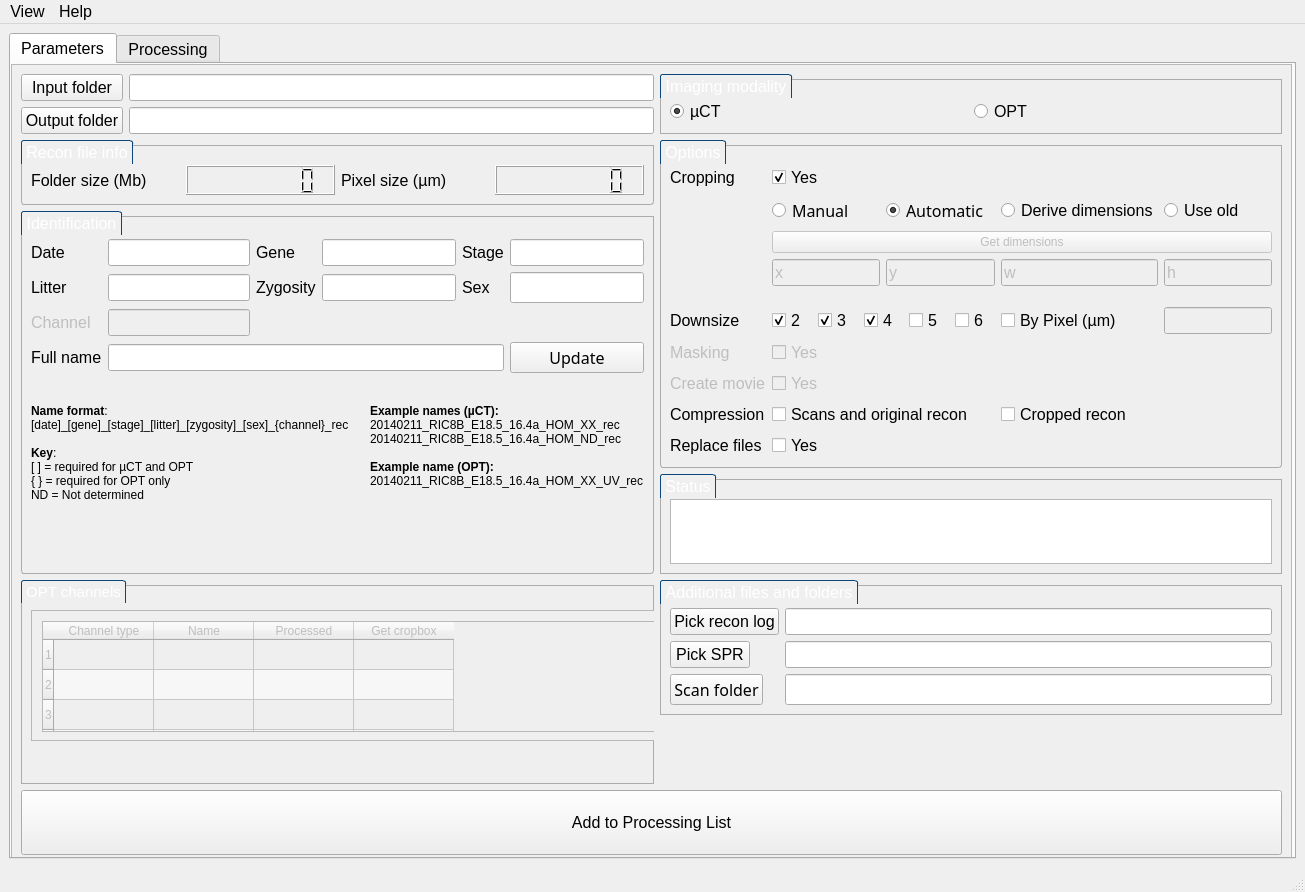
Before: the Qt Designer form mainwindow - Copy.ui in mpi2/HARP, drawn with Qt 5.
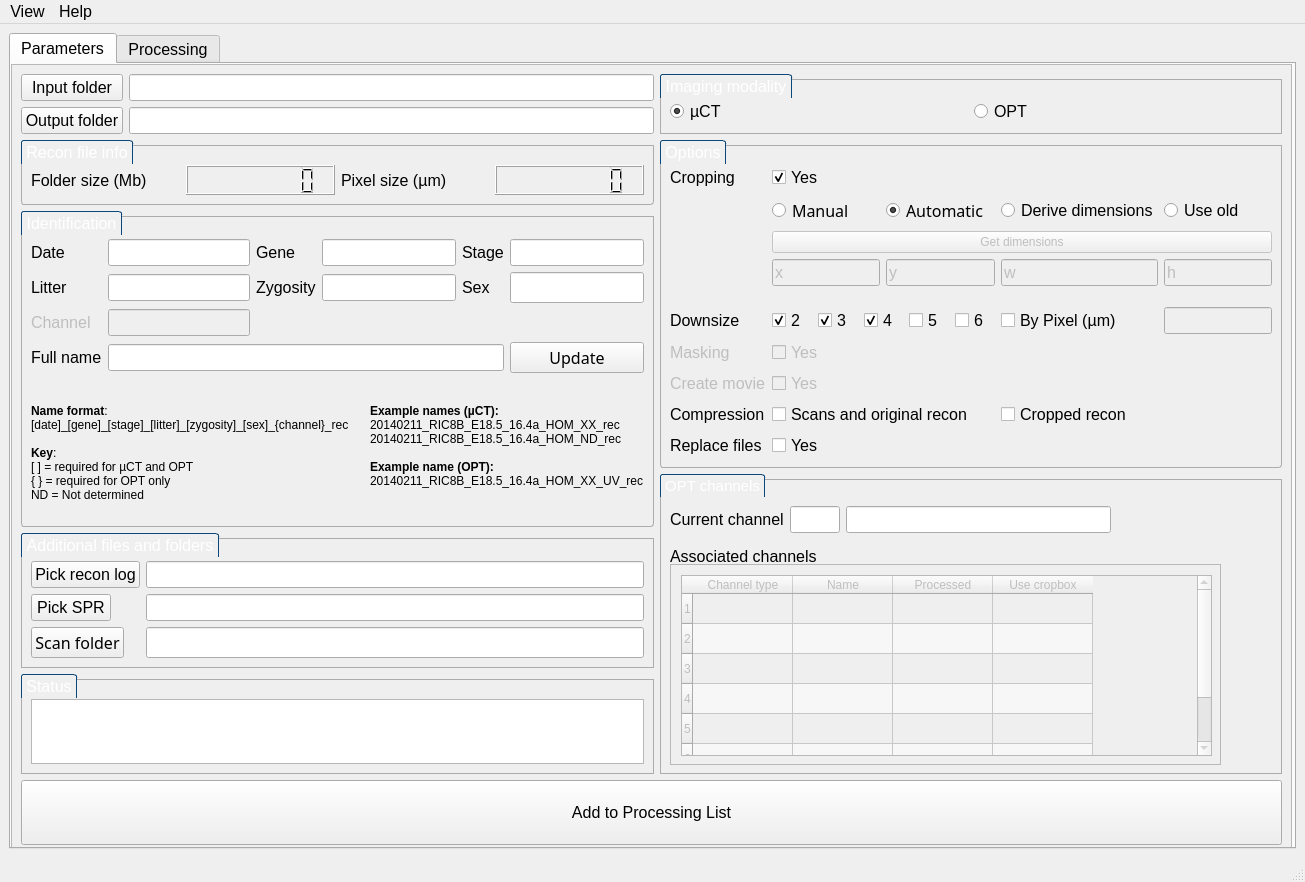
After: the same form once the commit is applied.

```diff
--- a/mainwindow - Copy.ui
+++ b/mainwindow - Copy.ui
@@ -7,7 +7,7 @@
     <x>0</x>
     <y>0</y>
     <width>1305</width>
-    <height>892</height>
+    <height>882</height>
    </rect>
   </property>
   <property name="sizePolicy">
@@ -41,7 +41,7 @@
           <x>0</x>
           <y>0</y>
           <width>1281</width>
-          <height>801</height>
+          <height>791</height>
          </rect>
         </property>
         <property name="widgetResizable">
@@ -53,7 +53,7 @@
            <x>0</x>
            <y>0</y>
            <width>1279</width>
-           <height>799</height>
+           <height>789</height>
           </rect>
          </property>
          <layout class="QGridLayout" name="gridLayout_2">
@@ -106,7 +106,7 @@
             </item>
            </layout>
           </item>
-          <item row="8" column="0" colspan="2">
+          <item row="9" column="0" colspan="2">
            <widget class="QPushButton" name="pushButtonGo">
             <property name="minimumSize">
              <size>
@@ -127,275 +127,6 @@
             </property>
            </widget>
           </item>
-          <item row="4" column="1" rowspan="2">
-           <widget class="QGroupBox" name="groupBoxuCTOnly">
-            <property name="maximumSize">
-             <size>
-              <width>16777215</width>
-              <height>600</height>
-             </size>
-            </property>
-            <property name="font">
-             <font>
-              <pointsize>12</pointsize>
-             </font>
-            </property>
-            <property name="styleSheet">
-             <string notr="true">QGroupBox
-{
-    background-color:transparent;
-    border: 1px solid #acacac;
-    margin-top: 5px;
-}
-
-QGroupBox::title
-{
-    subcontrol-origin: margin;
-    border-top-left-radius: 3px;
-    border-top-right-radius: 3px;
-    border: 1px solid #0b477b;
-    border-bottom: none;
-    background-color: qlineargradient(x1: 0, y1: 0, x2: 0, y2: 1,
-        stop: 0 #005192, stop: 1 #002f60);
-    padding: 2 2px;
-    color: white;
-}</string>
-            </property>
-            <property name="title">
-             <string>Additional files and folders</string>
-            </property>
-            <property name="flat">
-             <bool>false</bool>
-            </property>
-            <property name="checkable">
-             <bool>false</bool>
-            </property>
-            <property name="checked">
-             <bool>false</bool>
-            </property>
-            <layout class="QGridLayout" name="gridLayout_8">
-             <item row="1" column="0">
-              <layout class="QFormLayout" name="formLayoutuCTOnly">
-               <property name="fieldGrowthPolicy">
-                <enum>QFormLayout::AllNonFixedFieldsGrow</enum>
-               </property>
-               <item row="0" column="0">
-                <widget class="QPushButton" name="pushButtonCTRecon">
-                 <property name="font">
-                  <font>
-                   <pointsize>12</pointsize>
-                  </font>
-                 </property>
-                 <property name="text">
-                  <string>Pick recon log</string>
-                 </property>
-                </widget>
-               </item>
-               <item row="0" column="1">
-                <widget class="QLineEdit" name="lineEditCTRecon">
-                 <property name="font">
-                  <font>
-                   <pointsize>12</pointsize>
-                  </font>
-                 </property>
-                </widget>
-               </item>
-               <item row="1" column="0">
-                <widget class="QPushButton" name="pushButtonCTSPR">
-                 <property name="font">
-                  <font>
-                   <pointsize>12</pointsize>
-                  </font>
-                 </property>
-                 <property name="text">
-                  <string>Pick SPR</string>
-                 </property>
-                </widget>
-               </item>
-               <item row="1" column="1">
-                <widget class="QLineEdit" name="lineEditCTSPR">
-                 <property name="font">
-                  <font>
-                   <pointsize>12</pointsize>
-                  </font>
-                 </property>
-                </widget>
-               </item>
-               <item row="2" column="0">
-                <widget class="QPushButton" name="pushButtonScan">
-                 <property name="font">
-                  <font>
-                   <family>Sans Serif</family>
-                   <pointsize>12</pointsize>
-                  </font>
-                 </property>
-                 <property name="text">
-                  <string>Scan folder</string>
-                 </property>
-                </widget>
-               </item>
-               <item row="2" column="1">
-                <widget class="QLineEdit" name="lineEditScan">
-                 <property name="font">
-                  <font>
-                   <family>Sans Serif</family>
-                   <pointsize>12</pointsize>
-                  </font>
-                 </property>
-                </widget>
-               </item>
-              </layout>
-             </item>
-             <item row="0" column="0">
-              <spacer name="verticalSpacer_6">
-               <property name="orientation">
-                <enum>Qt::Vertical</enum>
-               </property>
-               <property name="sizeType">
-                <enum>QSizePolicy::Fixed</enum>
-               </property>
-               <property name="sizeHint" stdset="0">
-                <size>
-                 <width>20</width>
-                 <height>13</height>
-                </size>
-               </property>
-              </spacer>
-             </item>
-            </layout>
-           </widget>
-          </item>
-          <item row="3" column="1">
-           <widget class="QGroupBox" name="groupBoxModality_2">
-            <property name="maximumSize">
-             <size>
-              <width>16777215</width>
-              <height>100</height>
-             </size>
-            </property>
-            <property name="font">
-             <font>
-              <pointsize>12</pointsize>
-             </font>
-            </property>
-            <property name="styleSheet">
-             <string notr="true">QGroupBox
-{
-    background-color:transparent;
-    border: 1px solid #acacac;
-    margin-top: 5px;
-}
-
-QGroupBox::title
-{
-    subcontrol-origin: margin;
-    border-top-left-radius: 3px;
-    border-top-right-radius: 3px;
-    border: 1px solid #0b477b;
-    border-bottom: none;
-    background-color: qlineargradient(x1: 0, y1: 0, x2: 0, y2: 1,
-        stop: 0 #005192, stop: 1 #002f60);
-    padding: 2 2px;
-    color: white;
-}</string>
-            </property>
-            <property name="title">
-             <string>Status</string>
-            </property>
-            <layout class="QGridLayout" name="gridLayout_12">
-             <item row="0" column="0">
-              <spacer name="verticalSpacer_5">
-               <property name="orientation">
-                <enum>Qt::Vertical</enum>
-               </property>
-               <property name="sizeType">
-                <enum>QSizePolicy::Fixed</enum>
-               </property>
-               <property name="sizeHint" stdset="0">
-                <size>
-                 <width>20</width>
-                 <height>10</height>
-                </size>
-               </property>
-              </spacer>
-             </item>
-             <item row="1" column="0">
-              <widget class="QTextEdit" name="textEditStatusMessages">
-               <property name="palette">
-                <palette>
-                 <active>
-                  <colorrole role="WindowText">
-                   <brush brushstyle="SolidPattern">
-                    <color alpha="255">
-                     <red>255</red>
-                     <green>0</green>
-                     <blue>0</blue>
-                    </color>
-                   </brush>
-                  </colorrole>
-                  <colorrole role="Text">
-                   <brush brushstyle="SolidPattern">
-                    <color alpha="255">
-                     <red>255</red>
-                     <green>0</green>
-                     <blue>0</blue>
-                    </color>
-                   </brush>
-                  </colorrole>
-                 </active>
-                 <inactive>
-                  <colorrole role="WindowText">
-                   <brush brushstyle="SolidPattern">
-                    <color alpha="255">
-                     <red>255</red>
-                     <green>0</green>
-                     <blue>0</blue>
-                    </color>
-                   </brush>
-                  </colorrole>
-                  <colorrole role="Text">
-                   <brush brushstyle="SolidPattern">
-                    <color alpha="255">
-                     <red>255</red>
-                     <green>0</green>
-                     <blue>0</blue>
-                    </color>
-                   </brush>
-                  </colorrole>
-                 </inactive>
-                 <disabled>
-                  <colorrole role="WindowText">
-                   <brush brushstyle="SolidPattern">
-                    <color alpha="255">
-                     <red>123</red>
-                     <green>123</green>
-                     <blue>123</blue>
-                    </color>
-                   </brush>
-                  </colorrole>
-                  <colorrole role="Text">
-                   <brush brushstyle="SolidPattern">
-                    <color alpha="255">
-                     <red>123</red>
-                     <green>123</green>
-                     <blue>123</blue>
-                    </color>
-                   </brush>
-                  </colorrole>
-                 </disabled>
-                </palette>
-               </property>
-               <property name="font">
-                <font>
-                 <family>Sans Serif</family>
-                 <pointsize>14</pointsize>
-                </font>
-               </property>
-              </widget>
-             </item>
-            </layout>
-           </widget>
-          </item>
           <item row="0" column="1">
            <widget class="QGroupBox" name="groupBoxModality">
             <property name="font">
@@ -1488,7 +1219,276 @@
             </layout>
            </widget>
           </item>
-          <item row="4" column="0" rowspan="4">
+          <item row="4" column="0">
+           <widget class="QGroupBox" name="groupBoxuCTOnly">
+            <property name="maximumSize">
+             <size>
+              <width>16777215</width>
+              <height>600</height>
+             </size>
+            </property>
+            <property name="font">
+             <font>
+              <pointsize>12</pointsize>
+             </font>
+            </property>
+            <property name="styleSheet">
+             <string notr="true">QGroupBox
+{
+    background-color:transparent;
+    border: 1px solid #acacac;
+    margin-top: 5px;
+}
+
+QGroupBox::title
+{
+    subcontrol-origin: margin;
+    border-top-left-radius: 3px;
+    border-top-right-radius: 3px;
+    border: 1px solid #0b477b;
+    border-bottom: none;
+    background-color: qlineargradient(x1: 0, y1: 0, x2: 0, y2: 1,
+        stop: 0 #005192, stop: 1 #002f60);
+    padding: 2 2px;
+    color: white;
+}</string>
+            </property>
+            <property name="title">
+             <string>Additional files and folders</string>
+            </property>
+            <property name="flat">
+             <bool>false</bool>
+            </property>
+            <property name="checkable">
+             <bool>false</bool>
+            </property>
+            <property name="checked">
+             <bool>false</bool>
+            </property>
+            <layout class="QGridLayout" name="gridLayout_8">
+             <item row="1" column="0">
+              <layout class="QFormLayout" name="formLayoutuCTOnly">
+               <property name="fieldGrowthPolicy">
+                <enum>QFormLayout::AllNonFixedFieldsGrow</enum>
+               </property>
+               <item row="0" column="0">
+                <widget class="QPushButton" name="pushButtonCTRecon">
+                 <property name="font">
+                  <font>
+                   <pointsize>12</pointsize>
+                  </font>
+                 </property>
+                 <property name="text">
+                  <string>Pick recon log</string>
+                 </property>
+                </widget>
+               </item>
+               <item row="0" column="1">
+                <widget class="QLineEdit" name="lineEditCTRecon">
+                 <property name="font">
+                  <font>
+                   <pointsize>12</pointsize>
+                  </font>
+                 </property>
+                </widget>
+               </item>
+               <item row="1" column="0">
+                <widget class="QPushButton" name="pushButtonCTSPR">
+                 <property name="font">
+                  <font>
+                   <pointsize>12</pointsize>
+                  </font>
+                 </property>
+                 <property name="text">
+                  <string>Pick SPR</string>
+                 </property>
+                </widget>
+               </item>
+               <item row="1" column="1">
+                <widget class="QLineEdit" name="lineEditCTSPR">
+                 <property name="font">
+                  <font>
+                   <pointsize>12</pointsize>
+                  </font>
+                 </property>
+                </widget>
+               </item>
+               <item row="2" column="0">
+                <widget class="QPushButton" name="pushButtonScan">
+                 <property name="font">
+                  <font>
+                   <family>Sans Serif</family>
+                   <pointsize>12</pointsize>
+                  </font>
+                 </property>
+                 <property name="text">
+                  <string>Scan folder</string>
+                 </property>
+                </widget>
+               </item>
+               <item row="2" column="1">
+                <widget class="QLineEdit" name="lineEditScan">
+                 <property name="font">
+                  <font>
+                   <family>Sans Serif</family>
+                   <pointsize>12</pointsize>
+                  </font>
+                 </property>
+                </widget>
+               </item>
+              </layout>
+             </item>
+             <item row="0" column="0">
+              <spacer name="verticalSpacer_6">
+               <property name="orientation">
+                <enum>Qt::Vertical</enum>
+               </property>
+               <property name="sizeType">
+                <enum>QSizePolicy::Fixed</enum>
+               </property>
+               <property name="sizeHint" stdset="0">
+                <size>
+                 <width>20</width>
+                 <height>13</height>
+                </size>
+               </property>
+              </spacer>
+             </item>
+            </layout>
+           </widget>
+          </item>
+          <item row="5" column="0">
+           <widget class="QGroupBox" name="groupBoxModality_2">
+            <property name="maximumSize">
+             <size>
+              <width>16777215</width>
+              <height>100</height>
+             </size>
+            </property>
+            <property name="font">
+             <font>
+              <pointsize>12</pointsize>
+             </font>
+            </property>
+            <property name="styleSheet">
+             <string notr="true">QGroupBox
+{
+    background-color:transparent;
+    border: 1px solid #acacac;
+    margin-top: 5px;
+}
+
+QGroupBox::title
+{
+    subcontrol-origin: margin;
+    border-top-left-radius: 3px;
+    border-top-right-radius: 3px;
+    border: 1px solid #0b477b;
+    border-bottom: none;
+    background-color: qlineargradient(x1: 0, y1: 0, x2: 0, y2: 1,
+        stop: 0 #005192, stop: 1 #002f60);
+    padding: 2 2px;
+    color: white;
+}</string>
+            </property>
+            <property name="title">
+             <string>Status</string>
+            </property>
+            <layout class="QGridLayout" name="gridLayout_12">
+             <item row="0" column="0">
+              <spacer name="verticalSpacer_5">
+               <property name="orientation">
+                <enum>Qt::Vertical</enum>
+               </property>
+               <property name="sizeType">
+                <enum>QSizePolicy::Fixed</enum>
+               </property>
+               <property name="sizeHint" stdset="0">
+                <size>
+                 <width>20</width>
+                 <height>10</height>
+                </size>
+               </property>
+              </spacer>
+             </item>
+             <item row="1" column="0">
+              <widget class="QTextEdit" name="textEditStatusMessages">
+               <property name="palette">
+                <palette>
+                 <active>
+                  <colorrole role="WindowText">
+                   <brush brushstyle="SolidPattern">
+                    <color alpha="255">
+                     <red>255</red>
+                     <green>0</green>
+                     <blue>0</blue>
+                    </color>
+                   </brush>
+                  </colorrole>
+                  <colorrole role="Text">
+                   <brush brushstyle="SolidPattern">
+                    <color alpha="255">
+                     <red>255</red>
+                     <green>0</green>
+                     <blue>0</blue>
+                    </color>
+                   </brush>
+                  </colorrole>
+                 </active>
+                 <inactive>
+                  <colorrole role="WindowText">
+                   <brush brushstyle="SolidPattern">
+                    <color alpha="255">
+                     <red>255</red>
+                     <green>0</green>
+                     <blue>0</blue>
+                    </color>
+                   </brush>
+                  </colorrole>
+                  <colorrole role="Text">
+                   <brush brushstyle="SolidPattern">
+                    <color alpha="255">
+                     <red>255</red>
+                     <green>0</green>
+                     <blue>0</blue>
+                    </color>
+                   </brush>
+                  </colorrole>
+                 </inactive>
+                 <disabled>
+                  <colorrole role="WindowText">
+                   <brush brushstyle="SolidPattern">
+                    <color alpha="255">
+                     <red>123</red>
+                     <green>123</green>
+                     <blue>123</blue>
+                    </color>
+                   </brush>
+                  </colorrole>
+                  <colorrole role="Text">
+                   <brush brushstyle="SolidPattern">
+                    <color alpha="255">
+                     <red>123</red>
+                     <green>123</green>
+                     <blue>123</blue>
+                    </color>
+                   </brush>
+                  </colorrole>
+                 </disabled>
+                </palette>
+               </property>
+               <property name="font">
+                <font>
+                 <family>Sans Serif</family>
+                 <pointsize>14</pointsize>
+                </font>
+               </property>
+              </widget>
+             </item>
+            </layout>
+           </widget>
+          </item>
+          <item row="3" column="1" rowspan="3">
            <widget class="QGroupBox" name="groupBoxOPTChannels">
             <property name="enabled">
              <bool>true</bool>
@@ -1526,9 +1526,9 @@
              <property name="geometry">
               <rect>
                <x>10</x>
-               <y>30</y>
-               <width>651</width>
-               <height>131</height>
+               <y>90</y>
+               <width>551</width>
+               <height>201</height>
               </rect>
              </property>
              <property name="widgetResizable">
@@ -1539,8 +1539,8 @@
                <rect>
                 <x>0</x>
                 <y>0</y>
-                <width>649</width>
-                <height>129</height>
+                <width>549</width>
+                <height>199</height>
                </rect>
               </property>
               <widget class="QTableWidget" name="tableWidgetOPT">
@@ -1551,8 +1551,8 @@
                 <rect>
                  <x>10</x>
                  <y>10</y>
-                 <width>631</width>
-                 <height>111</height>
+                 <width>531</width>
+                 <height>181</height>
                 </rect>
                </property>
                <property name="editTriggers">
@@ -1619,7 +1619,7 @@
                </column>
                <column>
                 <property name="text">
-                 <string>Get cropbox</string>
+                 <string>Use cropbox</string>
                 </property>
                </column>
                <item row="0" column="3">
@@ -1635,6 +1635,72 @@
               <zorder>gridLayoutWidget</zorder>
              </widget>
             </widget>
+            <widget class="QWidget" name="gridLayoutWidget_2">
+             <property name="geometry">
+              <rect>
+               <x>10</x>
+               <y>30</y>
+               <width>441</width>
+               <height>31</height>
+              </rect>
+             </property>
+             <layout class="QGridLayout" name="gridLayout_15">
+              <item row="0" column="0">
+               <widget class="QLabel" name="labelCurrentChn">
+                <property name="font">
+                 <font>
+                  <pointsize>12</pointsize>
+                 </font>
+                </property>
+                <property name="text">
+                 <string>Current channel</string>
+                </property>
+               </widget>
+              </item>
+              <item row="0" column="1">
+               <widget class="QLineEdit" name="lineEditCurrentChnType">
+                <property name="maximumSize">
+                 <size>
+                  <width>50</width>
+                  <height>16777215</height>
+                 </size>
+                </property>
+                <property name="font">
+                 <font>
+                  <pointsize>12</pointsize>
+                 </font>
+                </property>
+               </widget>
+              </item>
+              <item row="0" column="2">
+               <widget class="QLineEdit" name="lineEditCurrentName">
+                <property name="font">
+                 <font>
+                  <pointsize>12</pointsize>
+                 </font>
+                </property>
+               </widget>
+              </item>
+             </layout>
+            </widget>
+            <widget class="QLabel" name="label_8">
+             <property name="geometry">
+              <rect>
+               <x>10</x>
+               <y>70</y>
+               <width>151</width>
+               <height>25</height>
+              </rect>
+             </property>
+             <property name="font">
+              <font>
+               <pointsize>12</pointsize>
+              </font>
+             </property>
+             <property name="text">
+              <string>Associated channels</string>
+             </property>
+            </widget>
            </widget>
           </item>
          </layout>
```
Left out of the diff: 7 changed lines with no effect on the pictures.
